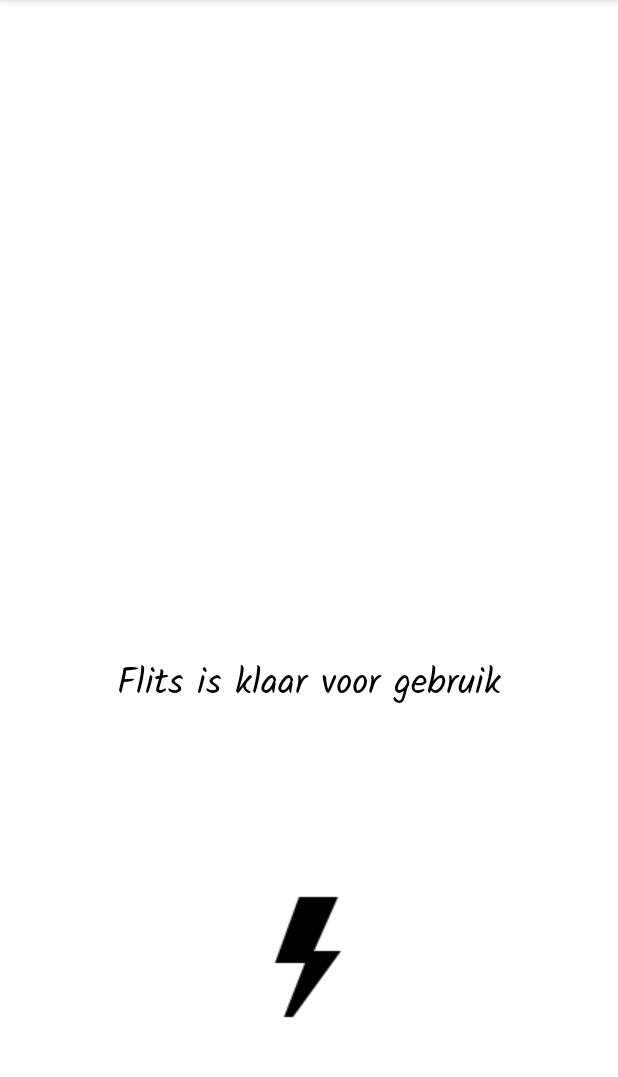
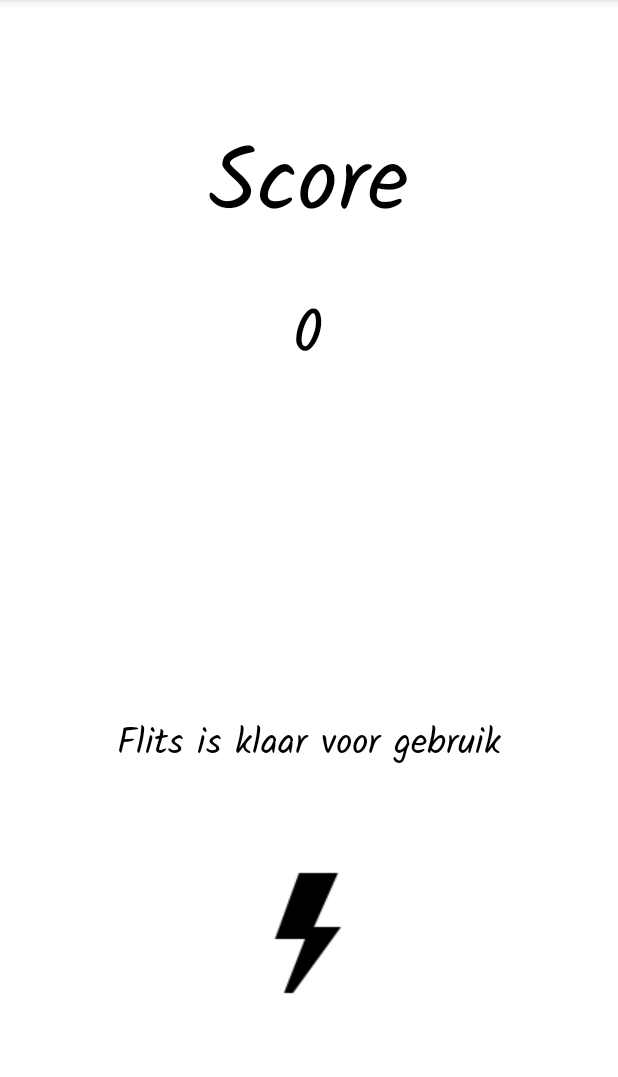
Before and after one commit to 589Hours/MobieleBelevingApp, an Android app: the PlayActivity screen opened directly, with no data from a screen before it, on a phone screen of 412 x 824 dp, the part 84-1161 px from its top. Run offline under Robolectric (Android 15) with nearby library versions, the phone set to English and light mode, and no system bars; 1 statement that could not run was skipped.

Commit message:
steady changes to push

```diff
--- a/androidCode/app/src/main/java/com/example/mobielebeleving/FlashLightController.java
+++ b/androidCode/app/src/main/java/com/example/mobielebeleving/FlashLightController.java
@@ -20,7 +20,7 @@ public class FlashLightController implements Runnable{
     public void flash(){
         try{
             cameraManager.setTorchMode(cameraID,true);
-            Thread.sleep(750);
+            Thread.sleep(100);
             cameraManager.setTorchMode(cameraID, false);
         } catch (CameraAccessException | InterruptedException e) {
             e.printStackTrace();
--- a/androidCode/app/src/main/res/layout/activity_play.xml
+++ b/androidCode/app/src/main/res/layout/activity_play.xml
@@ -11,7 +11,7 @@
         android:id="@+id/flashButton"
         android:layout_width="wrap_content"
         android:layout_height="wrap_content"
-        android:layout_marginBottom="72dp"
+        android:layout_marginBottom="88dp"
         android:backgroundTint="#0000"
         app:layout_constraintBottom_toBottomOf="parent"
         app:layout_constraintEnd_toEndOf="parent"
@@ -23,10 +23,33 @@
         android:id="@+id/countdownText"
         android:layout_width="wrap_content"
         android:layout_height="wrap_content"
-        android:layout_marginBottom="104dp"
+        android:layout_marginBottom="48dp"
         android:text="@string/klaar"
         android:textSize="24sp"
         app:layout_constraintBottom_toTopOf="@+id/flashButton"
         app:layout_constraintEnd_toEndOf="parent"
         app:layout_constraintStart_toStartOf="parent" />
+
+    <TextView
+        android:id="@+id/textView2"
+        android:layout_width="wrap_content"
+        android:layout_height="wrap_content"
+        android:layout_marginTop="76dp"
+        android:text="@string/score"
+        android:textSize="60sp"
+        app:layout_constraintEnd_toEndOf="parent"
+        app:layout_constraintStart_toStartOf="parent"
+        app:layout_constraintTop_toTopOf="parent" />
+
+    <TextView
+        android:id="@+id/scoreCounter"
+        android:layout_width="wrap_content"
+        android:layout_height="wrap_content"
+        android:layout_marginTop="20dp"
+        android:text="0"
+        android:textSize="40sp"
+        app:layout_constraintEnd_toEndOf="parent"
+        app:layout_constraintHorizontal_bias="0.498"
+        app:layout_constraintStart_toStartOf="parent"
+        app:layout_constraintTop_toBottomOf="@+id/textView2" />
 </androidx.constraintlayout.widget.ConstraintLayout>
--- a/androidCode/app/src/main/res/values/strings.xml
+++ b/androidCode/app/src/main/res/values/strings.xml
@@ -28,7 +28,7 @@
         - Als het lampje uit gaat speel jij een nieuw deel van het verhaal vrij \n
         - Verzamel ze allemaal en beleef het verhaal achter de attractie \n\n\n
     </string>
-
+    <string name="score" translatable="false">Score</string>
     <string name="toast">Deze code bestaat niet</string>
     <string name="uilenRots" translatable="false">Uilenrots</string>
     <string name="droomReis" translatable="false">Droomreis</string>
```
Also changed, not shown: IntellijCode/src/main/java/App.java (+29 -8 lines), IntellijCode/src/main/java/Main.java (+40 -6 lines), IntellijCode/src/main/java/Sensor.java (+4 -3 lines).
